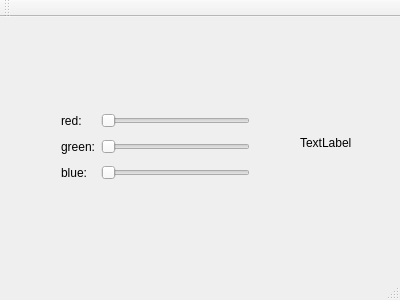
Above: student/12/colorpicker_designer/mainwindow.ui from trinhgiahuy/Programming2_Spring_2021 before the change. Below: the same form after it.
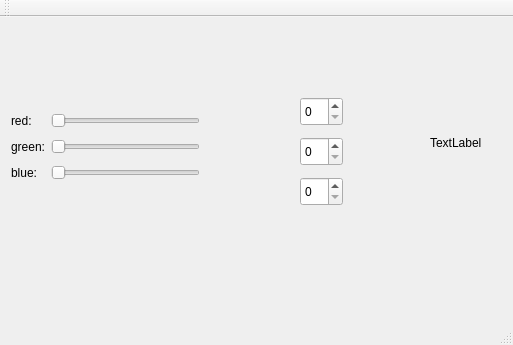
That is the form after the change.

Commit message: Submit color picker exercise

```diff
--- a/student/12/colorpicker_designer/mainwindow.ui
+++ b/student/12/colorpicker_designer/mainwindow.ui
@@ -6,8 +6,8 @@
    <rect>
     <x>0</x>
     <y>0</y>
-    <width>400</width>
-    <height>300</height>
+    <width>513</width>
+    <height>345</height>
    </rect>
   </property>
   <property name="windowTitle">
@@ -17,7 +17,7 @@
    <widget class="QWidget" name="gridLayoutWidget">
     <property name="geometry">
      <rect>
-      <x>50</x>
+      <x>0</x>
       <y>80</y>
       <width>211</width>
       <height>101</height>
@@ -71,7 +71,7 @@
    <widget class="QLabel" name="colorLabel">
     <property name="geometry">
      <rect>
-      <x>300</x>
+      <x>430</x>
       <y>100</y>
       <width>62</width>
       <height>51</height>
@@ -81,6 +81,36 @@
      <string>TextLabel</string>
     </property>
    </widget>
+   <widget class="QSpinBox" name="spinBoxRed">
+    <property name="geometry">
+     <rect>
+      <x>300</x>
+      <y>80</y>
+      <width>43</width>
+      <height>29</height>
+     </rect>
+    </property>
+   </widget>
+   <widget class="QSpinBox" name="spinBoxGreen">
+    <property name="geometry">
+     <rect>
+      <x>300</x>
+      <y>120</y>
+      <width>43</width>
+      <height>29</height>
+     </rect>
+    </property>
+   </widget>
+   <widget class="QSpinBox" name="spinBoxBlue">
+    <property name="geometry">
+     <rect>
+      <x>300</x>
+      <y>160</y>
+      <width>43</width>
+      <height>29</height>
+     </rect>
+    </property>
+   </widget>
   </widget>
   <widget class="QMenuBar" name="menuBar">
    <property name="geometry">
```
Left out of the diff: 101 changed lines with no effect on the pictures. The commit also changes 1 other file.
